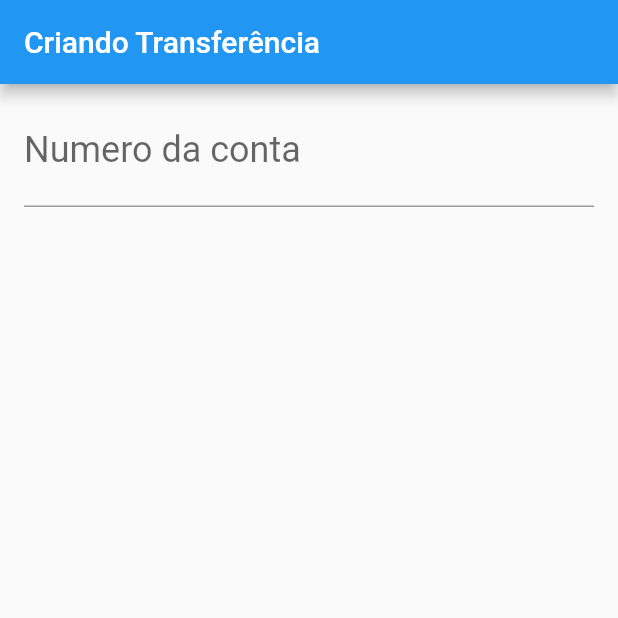
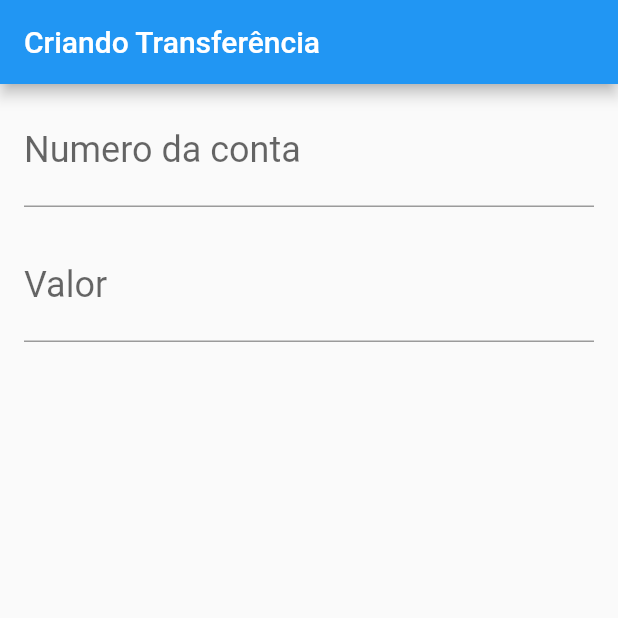
Before and after one commit to AlicinhaDavid/bytebank, a Flutter app: the screen it shows after launch, on a phone screen of 412 x 824 dp, the top half of it. Run offline on Flutter 3.47's test engine with Material 2 defaults, Android fonts, the phone set to English and light mode, and no system bars; missing offline and left inert: dart:html.

Commit message:
feat: add value text field

```diff
--- a/lib/main.dart
+++ b/lib/main.dart
@@ -30,6 +30,15 @@ class FormularioTransferencia extends StatelessWidget {
               style: TextStyle(fontSize: 24.0),
               decoration: InputDecoration(
                   labelText: 'Numero da conta', hintText: '0000'),
+              keyboardType: TextInputType.number,
+            ),
+          ),
+          Padding(
+            padding: const EdgeInsets.fromLTRB(16.0, 8.0, 16.0, 8.0),
+            child: TextField(
+              style: TextStyle(fontSize: 24.0),
+              decoration: InputDecoration(
+                  labelText: 'Valor', hintText: '0.00'),
               keyboardType: TextInputType.number,
             ),
           ),
```
